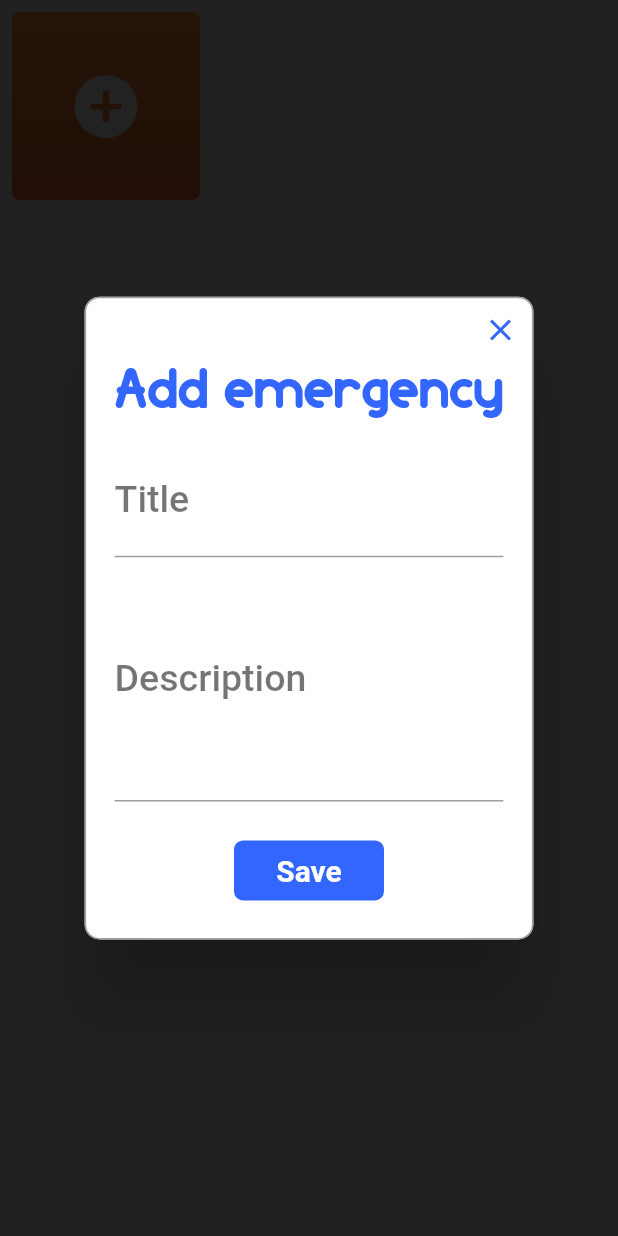
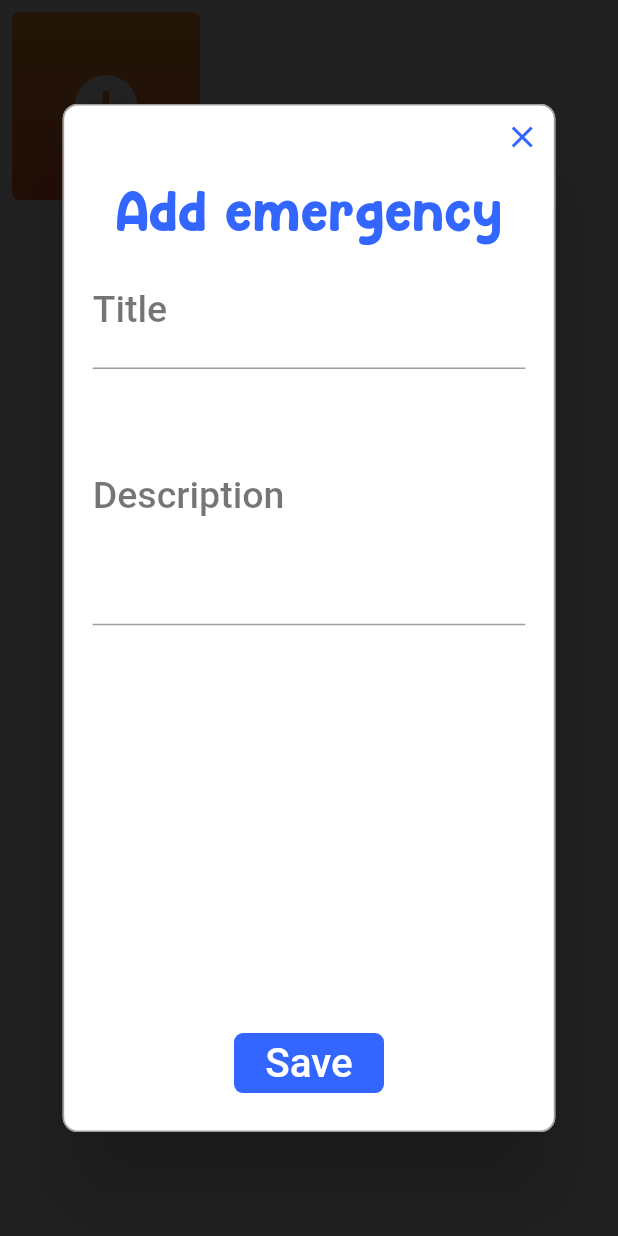
Before and after one commit to LFGaius/My-Day-App, a Flutter app: the TabBarViewEmergencies widget shown alone on an empty page, opened directly, after a tap on the "add circle" icon, on a phone screen of 412 x 824 dp. Run offline on Flutter 3.47's test engine with Material 2 defaults, Android fonts, the light colour scheme and no system bars; drawn by our look-alikes of rflutter_alert; our stand-ins replace dots_indicator, expandable, flutter_local_notifications, fluttertoast, sembast, shared_preferences and 2 more; missing offline and left inert: fitted_text_field_container, pedantic; accounts and stored records are empty; Roboto replaces fonts that are missing (APril Flowers, HEy Comic); statements that could not run were skipped.

Commit message:
-UI fixes (fonts, popups)

```diff
--- a/lib/helpers/popup_functions.dart
+++ b/lib/helpers/popup_functions.dart
@@ -36,12 +36,18 @@
     Alert(
         context: context,
         style: AlertStyle(
-            alertPadding: EdgeInsets.all(5),
+            alertPadding: EdgeInsets.only(top:30,left: 5,right: 5),
             titleStyle: Theme.of(context).textTheme.headline1
         ),
-        title: mode!='view'?(mode=='create'?'Add ${variant=='storycomment'?'comment':variant}':(mode=='edit'?'Edit ${variant=='comment'?'comment':variant}':'Restore $variant')):'',
+        title: mode!='view'?(mode=='create'?'Add ${variant=='storycomment'?'comment':variant}':(mode=='edit'?'Edit ${variant=='storycomment'?'comment':variant}':'Restore $variant')):'',
         closeIcon: Icon(Icons.close_outlined,color: ConfigDatas.appBlueColor),
-        content: Column(
+        content: Container(
+          height: MediaQuery.of(context).size.height*0.6,
+          width: MediaQuery.of(context).size.width*0.7,
+          child: Scrollbar(
+            child: ListView(
+              shrinkWrap: true ,
+              scrollDirection: Axis.vertical,
               children: <Widget>[
                 if(mode=='view' && (variant=='principle' || ((variant=='activity' || variant=='emergency') && !(element.isAccomplished!=null?element.isAccomplished:false)))) GestureDetector(
                   onTap: () async{
@@ -71,7 +77,7 @@
                     }
                   },
                   child: Container(
-                width: storyMode?190:80,
+                    width: storyMode?190:100,
                     padding: EdgeInsets.all(5),
                     decoration: BoxDecoration(
                         color: ConfigDatas.appBlueColor,
@@ -81,12 +87,9 @@
                       mainAxisAlignment: MainAxisAlignment.center,
                       children: [
                         Icon(storyMode?Icons.restore:Icons.edit,color: Colors.white),
-                    Padding(
-                      padding: const EdgeInsets.only(top:13.0),
-                      child: Text(
+                        Text(
                           storyMode?'Restore':'Edit',
                           style: Theme.of(context).textTheme.headline2
-                      ),
                         )
                       ],
                     ),
@@ -100,7 +103,7 @@
                     readOnly: mode=='view',
                     autofocus: true,
                     keyboardType: TextInputType.multiline,
-                style: Theme.of(context).textTheme.bodyText1,
+                    style: Theme.of(context).textTheme.headline3,
                     decoration: InputDecoration(
                       // labelText: 'Comment',
                       fillColor: ConfigDatas.appBlueColor.withOpacity(0.5)
@@ -110,7 +113,7 @@
                   TextField(
                     controller: titleController,
                     readOnly: mode=='view',
-                style: Theme.of(context).textTheme.caption,
+                    style: Theme.of(context).textTheme.headline3,
                     decoration: InputDecoration(
                       labelText: 'Title',
                       labelStyle: Theme.of(context).textTheme.caption
@@ -123,7 +126,7 @@
                     maxLines: null,
                     readOnly: mode=='view',
                     keyboardType: TextInputType.multiline,
-                style: Theme.of(context).textTheme.caption,
+                    style: Theme.of(context).textTheme.headline3,
                     decoration: InputDecoration(
                       labelText: 'Description',
                       labelStyle: Theme.of(context).textTheme.caption
@@ -175,7 +178,7 @@
                                       SizedBox(width: 10,),
                                       Text(
                                         activitytype.name,
-                                    style: Theme.of(context).textTheme.caption,
+                                        style: Theme.of(context).textTheme.headline3,
                                       ),
                                     ],
                                   ),
@@ -188,6 +191,8 @@
                   ),
 
               ],
+            ),
+          ),
         ),
         buttons: [
           if(mode!='view') DialogButton(
@@ -230,7 +235,7 @@
             width: 100,
             child: Text(
               "Save",
-              style: TextStyle(color: Colors.white, fontSize: 20,fontWeight: FontWeight.bold),
+              style: Theme.of(context).textTheme.button,
             ),
           )
         ]).show();
--- a/lib/pages/blacklist_page.dart
+++ b/lib/pages/blacklist_page.dart
@@ -246,7 +246,7 @@
             width: 100,
             child: Text(
               "Save",
-              style: TextStyle(color: Colors.white, fontSize: 20,fontWeight: FontWeight.bold),
+              style: Theme.of(context).textTheme.button,
             ),
           )
         ]).show();
--- a/lib/pages/story_page.dart
+++ b/lib/pages/story_page.dart
@@ -226,7 +226,7 @@
           ),
           SizedBox(height: 10),
           if(double.parse(accomplishmentRate)<50) Container(
-            padding: EdgeInsets.only(top:20,left: 20,right: 20,bottom: 10),
+            padding: EdgeInsets.all(20),
             decoration: BoxDecoration(
               color: Colors.red,
               borderRadius: BorderRadius.circular(40)
--- a/lib/widgets/tab_bar_view_emergencies.dart
+++ b/lib/widgets/tab_bar_view_emergencies.dart
@@ -154,11 +154,7 @@
                           emergencies[index-1].title,
                           overflow: TextOverflow.ellipsis,
                           textAlign: TextAlign.center,
-                          style: TextStyle(
-                              fontSize: 18,
-                              fontWeight: FontWeight.bold,
-                              color: Colors.white
-                          ),
+                          style: Theme.of(context).textTheme.headline4,
                         )
                       ],
                     ),
--- a/lib/widgets/tab_bar_view_principles.dart
+++ b/lib/widgets/tab_bar_view_principles.dart
@@ -141,11 +141,7 @@
                           principles[index-1].title,
                           overflow: TextOverflow.ellipsis,
                           textAlign: TextAlign.center,
-                          style: TextStyle(
-                              fontSize: 18,
-                              fontWeight: FontWeight.bold,
-                              color: Colors.white
-                          ),
+                          style: Theme.of(context).textTheme.headline4,
                         )
                       ],
                     ),
--- a/lib/widgets/time_picker.dart
+++ b/lib/widgets/time_picker.dart
@@ -70,7 +70,7 @@
                   alignment: Alignment.center,
                   decoration: BoxDecoration(color: Colors.grey[200]),
                   child: TextFormField(
-                    style: TextStyle(fontSize: 25),
+                    style: Theme.of(context).textTheme.headline3,
                     textAlign: TextAlign.center,
                     onSaved: (String val) {
                       _setTime = val;
```
Also changed, not shown: lib/main.dart (+5 -3 lines), lib/widgets/card_action_list.dart (+5 -4 lines), lib/widgets/tab_bar_view_timeline.dart (+1 -6 lines). Lines whose indentation alone changed are shown as unchanged.
